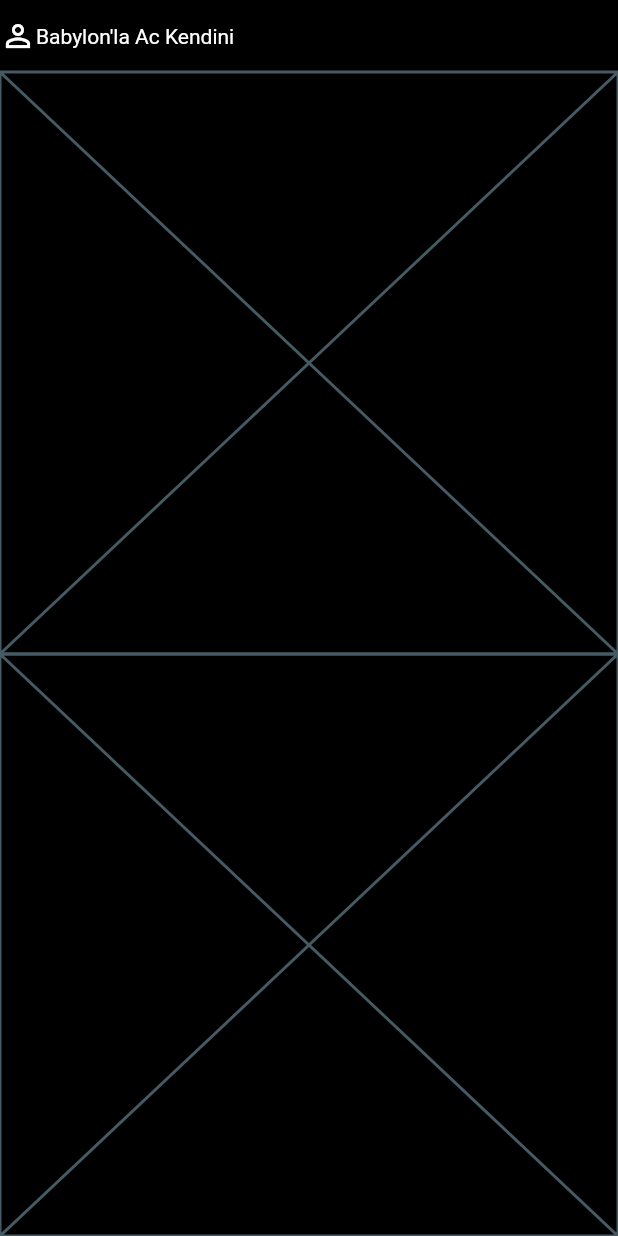
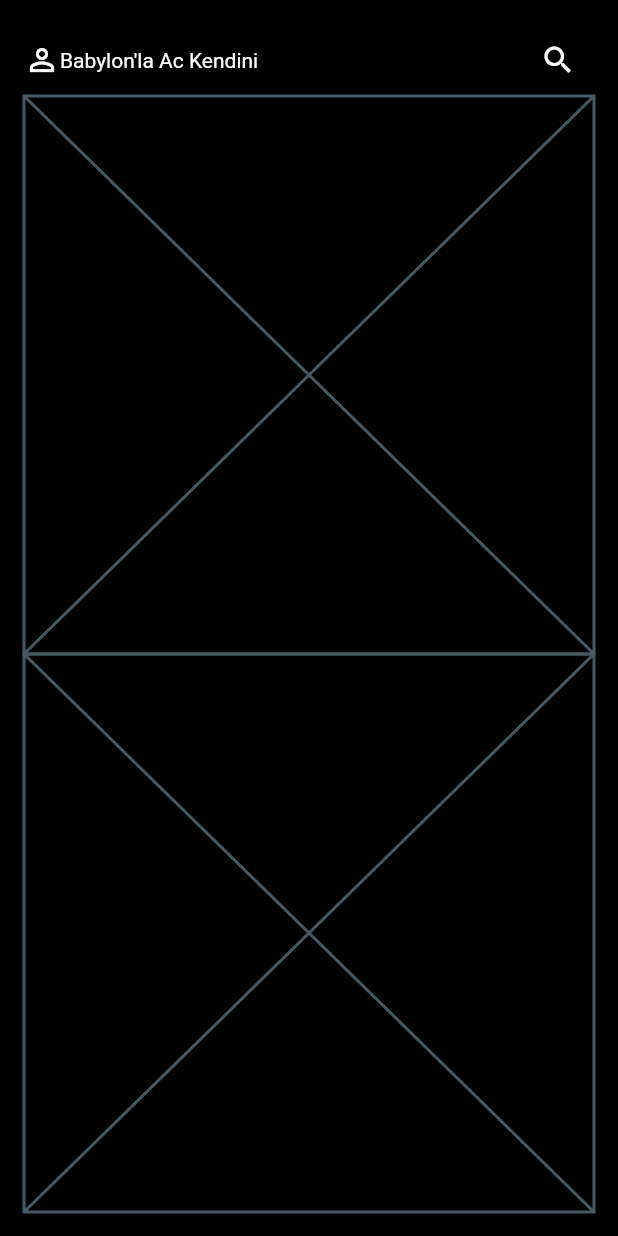
Before and after one commit to JAICHANGPARK/flutter_notebook_17th_story, a Flutter app: the screen it shows after launch, on a phone screen of 412 x 824 dp. Run offline on Flutter 3.47's test engine with Material 2 defaults, Android fonts, the phone set to English and light mode, and no system bars; our stand-ins replace cached_network_image, fl_chart, flutter_riverpod, ionicons, percent_indicator.

Commit message:
Update babylon_main_page.dart

```diff
--- a/lib/ep1009_badylon_app/src/ui/babylon_main_page.dart
+++ b/lib/ep1009_badylon_app/src/ui/babylon_main_page.dart
@@ -13,6 +13,8 @@ class _BabylonMainPageState extends State<BabylonMainPage> {
     return Scaffold(
       backgroundColor: Colors.black,
       body: SafeArea(
+        child: Padding(
+          padding: const EdgeInsets.all(16.0),
           child: Column(
             children: [
               Row(
@@ -30,6 +32,7 @@ class _BabylonMainPageState extends State<BabylonMainPage> {
                   Spacer(),
                   IconButton(
                     icon: Icon(Icons.search),
+                    color: Colors.white,
                     onPressed: () {},
                   )
                 ],
@@ -43,6 +46,7 @@ class _BabylonMainPageState extends State<BabylonMainPage> {
             ],
           ),
         ),
+      ),
     );
   }
 }
```
Lines whose indentation alone changed are shown as unchanged.
